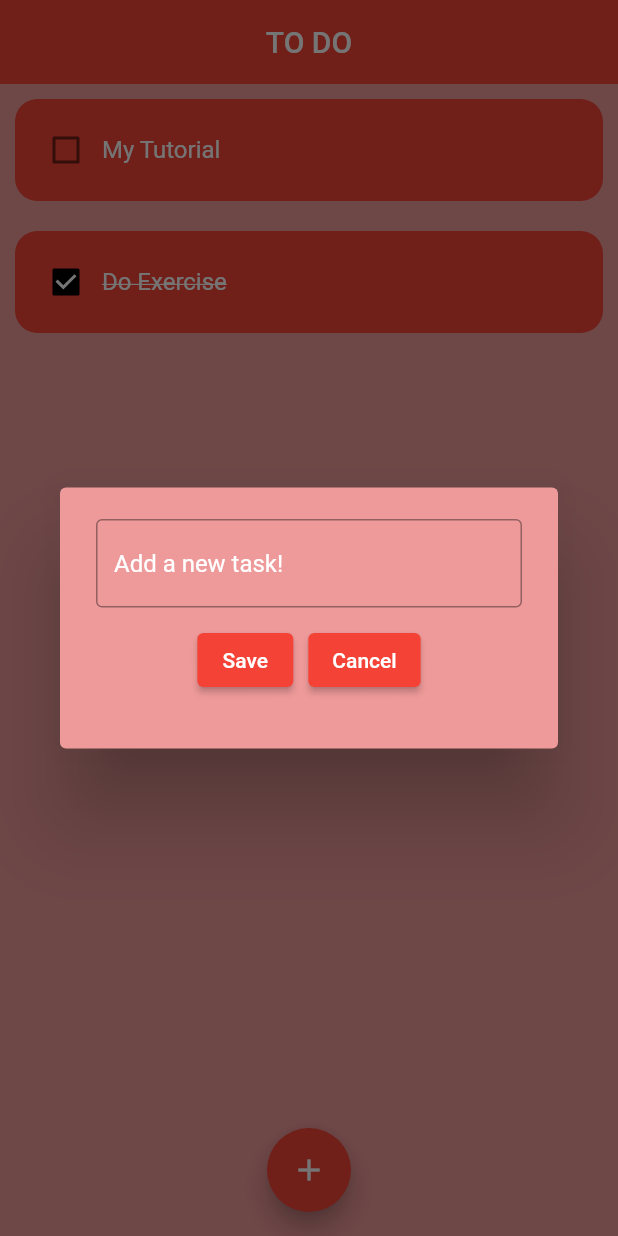
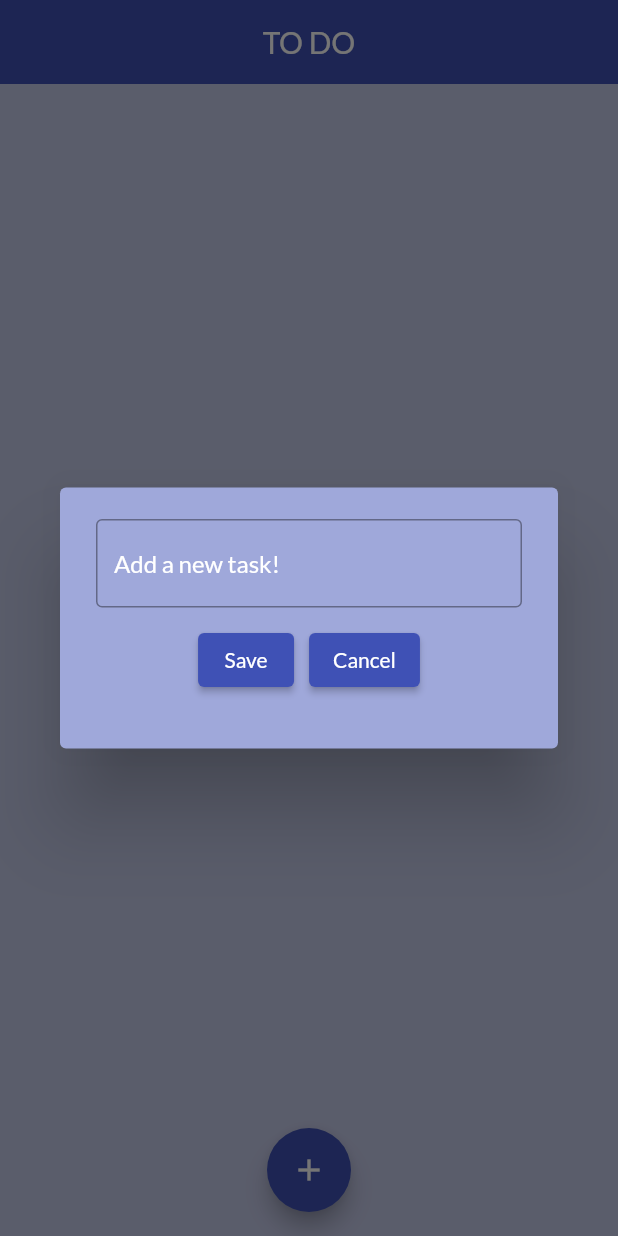
Before and after one commit to baralisachin10/ToDo-App, a Flutter app: the screen it shows after launch, after a tap on the "add" icon, on a phone screen of 412 x 824 dp. Run offline on Flutter 3.47's test engine with Material 2 defaults, Android fonts, the phone set to English and light mode, and no system bars; our stand-ins replace flutter_slidable, google_fonts.

Commit message:
todoList

```diff
--- a/lib/main.dart
+++ b/lib/main.dart
@@ -2,7 +2,7 @@ import 'package:flutter/material.dart';
 import 'package:todo_list/screens/homepage.dart';
 
 void main() {
-  runApp(MyApp());
+  runApp(const MyApp());
 }
 
 class MyApp extends StatelessWidget {
@@ -13,9 +13,9 @@ class MyApp extends StatelessWidget {
     return MaterialApp(
       debugShowCheckedModeBanner: false,
       theme: ThemeData(
-        primarySwatch: Colors.red,
+        primarySwatch: Colors.indigo,
       ),
-      home: HomePage(),
+      home: const HomePage(),
     );
   }
 }
--- a/lib/screens/homepage.dart
+++ b/lib/screens/homepage.dart
@@ -1,6 +1,7 @@
 import 'package:flutter/material.dart';
 import 'package:todo_list/widgets/dialogBox.dart';
 import 'package:todo_list/widgets/todotile.dart';
+import 'package:google_fonts/google_fonts.dart';
 
 class HomePage extends StatefulWidget {
   const HomePage({super.key});
@@ -10,15 +11,26 @@ class HomePage extends StatefulWidget {
 }
 
 class _HomePageState extends State<HomePage> {
-  List todoList = [
-    ["My Tutorial", false],
-    ["Do Exercise", true]
-  ];
+  // text controller
+  final _textController = TextEditingController();
+
+  // list of task
+  final List _todoList = [];
+
+  // function to save the input todo from user
+
+  void saveNewTask() {
+    setState(() {
+      _todoList.add([_textController.text, false]);
+      _textController.clear();
+    });
+    Navigator.of(context).pop();
+  }
 
   // change the text box on user change
   void changeTaskCompleted(bool? value, int index) {
     setState(() {
-      todoList[index][1] = !todoList[index][1];
+      _todoList[index][1] = !_todoList[index][1];
     });
   }
 
@@ -27,30 +39,57 @@ class _HomePageState extends State<HomePage> {
     showDialog(
         context: context,
         builder: (context) {
-          return DialogBox();
+          return DialogBox(
+            controller: _textController,
+            onCancel: () {
+              Navigator.of(context).pop();
+            },
+            onSave: saveNewTask,
+          );
+        });
+  }
+
+  // to delete the existing task
+  void deleteTask(int index) {
+    setState(() {
+      _todoList.removeAt(index);
     });
   }
 
   @override
   Widget build(BuildContext context) {
     return Scaffold(
-        backgroundColor: Colors.red.shade200,
+        backgroundColor: Colors.indigo.shade100,
         appBar: AppBar(
-          title: const Text('TO DO'),
+          title: Text(
+            'TO DO',
+            style: GoogleFonts.lato(),
+          ),
           elevation: 0,
           centerTitle: true,
         ),
         floatingActionButtonLocation: FloatingActionButtonLocation.centerFloat,
         floatingActionButton: FloatingActionButton(
           onPressed: createNewTask,
-          child: Icon(Icons.add),
+          child: const Icon(Icons.add),
         ),
-        body: ListView.builder(
-          itemCount: todoList.length,
+        body: _todoList.isEmpty
+            ? Center(
+                child: Text(
+                'ADD YOUR TASK',
+                style: GoogleFonts.lato(
+                  fontSize: 24,
+                  fontWeight: FontWeight.bold,
+                  color: Colors.indigo,
+                ),
+              ))
+            : ListView.builder(
+                itemCount: _todoList.length,
                 itemBuilder: (context, index) {
                   return TodoTile(
-                taskName: todoList[index][0],
-                taskCompleted: todoList[index][1],
+                      taskName: _todoList[index][0],
+                      taskCompleted: _todoList[index][1],
+                      deleteTask: (context) => deleteTask(index),
                       onChanged: ((value) {
                         return changeTaskCompleted(value, index);
                       }));
--- a/lib/widgets/dialogBox.dart
+++ b/lib/widgets/dialogBox.dart
@@ -1,25 +1,35 @@
 import 'package:flutter/material.dart';
+import 'package:google_fonts/google_fonts.dart';
 import 'package:todo_list/widgets/myButtons.dart';
 
 class DialogBox extends StatelessWidget {
-  const DialogBox({super.key});
+  final controller;
+  VoidCallback onSave;
+  VoidCallback onCancel;
+
+  DialogBox(
+      {super.key,
+      @required this.controller,
+      required this.onSave,
+      required this.onCancel});
 
   @override
   Widget build(BuildContext context) {
     return AlertDialog(
-      backgroundColor: Colors.red.shade200,
+      backgroundColor: Colors.indigo.shade200,
       content: SizedBox(
         height: 130,
         width: 400,
         child:
             Column(mainAxisAlignment: MainAxisAlignment.spaceEvenly, children: [
           //text field for user input
-          const TextField(
-            style: TextStyle(color: Colors.white),
+          TextField(
+            controller: controller,
+            style: GoogleFonts.lato(color: Colors.white),
             decoration: InputDecoration(
               border: OutlineInputBorder(),
               hintText: "Add a new task!",
-              hintStyle: TextStyle(color: Colors.white),
+              hintStyle: GoogleFonts.lato(color: Colors.white),
             ),
           ),
 
@@ -30,13 +40,13 @@ class DialogBox extends StatelessWidget {
               // crossAxisAlignment: CrossAxisAlignment.stretch,
               children: [
                 // save button
-                MyButtons(text: "Save", onPressed: () {}),
+                MyButtons(text: "Save", onPressed: onSave),
 
                 const SizedBox(
                   width: 10,
                 ),
                 //cancel button
-                MyButtons(text: "Cancel", onPressed: (() {}))
+                MyButtons(text: "Cancel", onPressed: onCancel)
               ],
             ),
           ),
--- a/lib/widgets/myButtons.dart
+++ b/lib/widgets/myButtons.dart
@@ -1,4 +1,5 @@
 import 'package:flutter/material.dart';
+import 'package:google_fonts/google_fonts.dart';
 
 class MyButtons extends StatelessWidget {
   final String? text;
@@ -9,7 +10,10 @@ class MyButtons extends StatelessWidget {
   Widget build(BuildContext context) {
     return ElevatedButton(
       onPressed: onPressed,
-      child: Text(text!),
+      child: Text(
+        text!,
+        style: GoogleFonts.lato(),
+      ),
     );
   }
 }
--- a/lib/widgets/todotile.dart
+++ b/lib/widgets/todotile.dart
@@ -1,25 +1,41 @@
 // ignore_for_file: invalid_required_positional_param
 
 import 'package:flutter/material.dart';
+import 'package:flutter_slidable/flutter_slidable.dart';
+import 'package:google_fonts/google_fonts.dart';
 
 class TodoTile extends StatelessWidget {
   final String? taskName;
   final bool? taskCompleted;
   final Function(bool?)? onChanged;
+  final Function(BuildContext)? deleteTask;
 
   const TodoTile(
       {super.key,
-      @required this.taskName,
-      @required this.taskCompleted,
-      @required this.onChanged});
+      required this.taskName,
+      required this.taskCompleted,
+      required this.onChanged,
+      required this.deleteTask});
 
   @override
   Widget build(BuildContext context) {
-    return Container(
-      margin: const EdgeInsets.all(10.0),
-      padding: const EdgeInsets.all(10.0),
+    return Padding(
+      padding: const EdgeInsets.only(left: 25, right: 25, top: 25),
+      child: Slidable(
+        endActionPane: ActionPane(motion: const StretchMotion(), children: [
+          SlidableAction(
+            backgroundColor: Colors.red.shade300,
+            borderRadius: BorderRadius.circular(12),
+            onPressed: deleteTask,
+            icon: Icons.delete,
+          )
+        ]),
+        child: Padding(
+          padding: const EdgeInsets.all(2.0),
+          child: Container(
+            padding: const EdgeInsets.all(8.0),
             decoration: const BoxDecoration(
-        color: Colors.red,
+              color: Colors.indigo,
               shape: BoxShape.rectangle,
               borderRadius: BorderRadius.all(Radius.circular(15.0)),
             ),
@@ -34,16 +50,19 @@ class TodoTile extends StatelessWidget {
                 //text title
                 Text(
                   taskName!,
-            style: TextStyle(
+                  style: GoogleFonts.lato(
                     decoration: taskCompleted!
                         ? TextDecoration.lineThrough
                         : TextDecoration.none,
                     color: Colors.white,
-              fontSize: 16,
+                    fontSize: 18,
                   ),
                 ),
               ],
             ),
+          ),
+        ),
+      ),
     );
   }
 }
--- a/pubspec.yaml
+++ b/pubspec.yaml
@@ -36,6 +36,8 @@ dependencies:
   # The following adds the Cupertino Icons font to your application.
   # Use with the CupertinoIcons class for iOS style icons.
   cupertino_icons: ^1.0.2
+  flutter_slidable: ^2.0.0
+  google_fonts: ^4.0.3
 
 dev_dependencies:
   flutter_test:
```
Also changed, not shown: pubspec.lock. Lines whose indentation alone changed are shown as unchanged.
